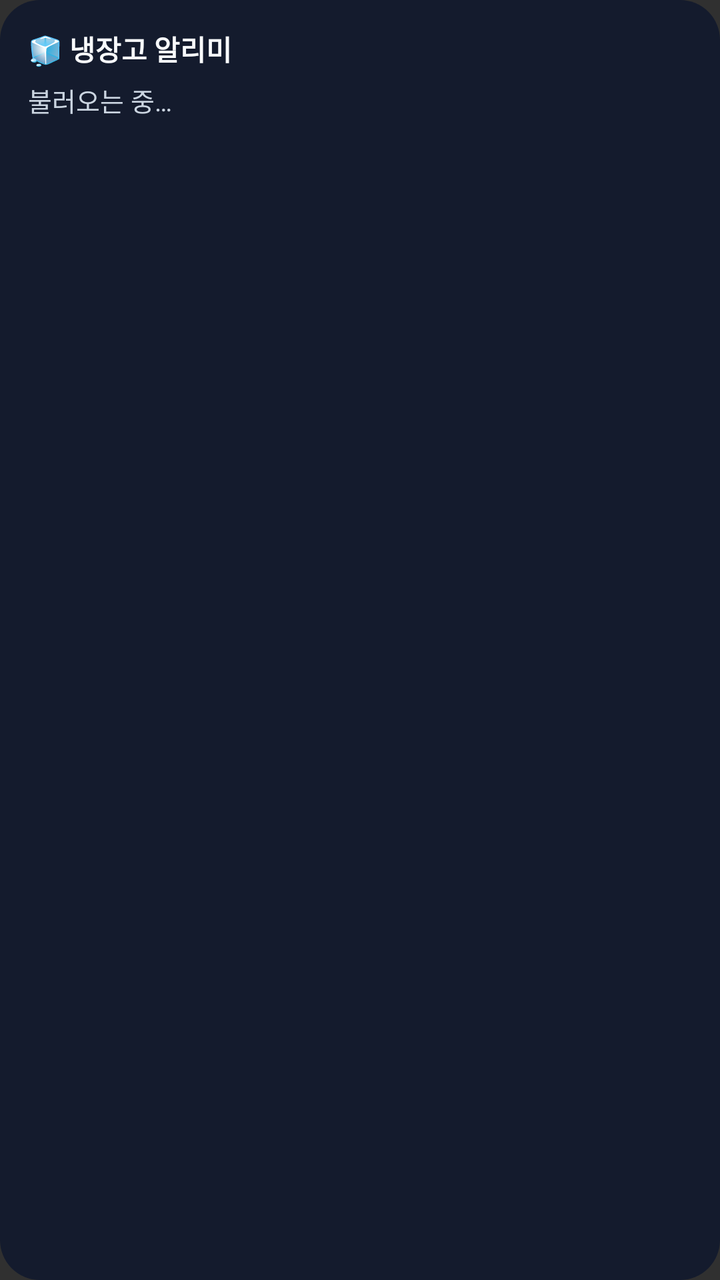
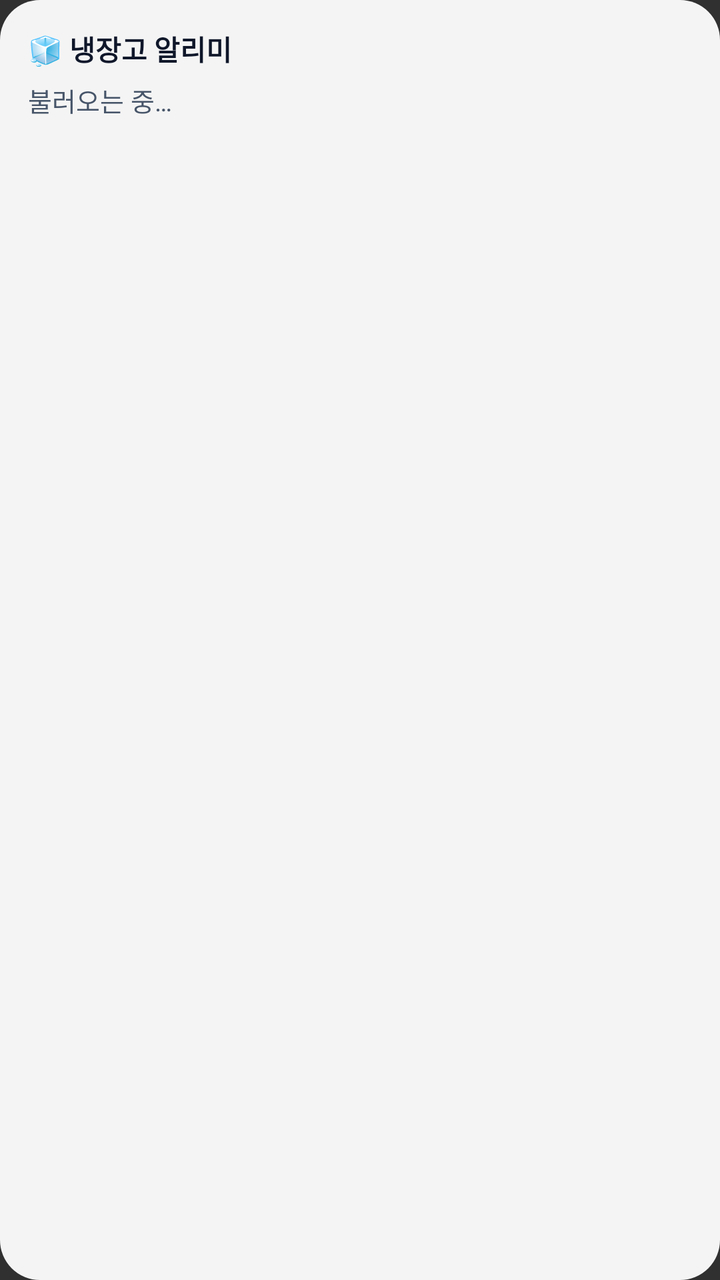

An Android layout rendered at two revisions. The XML below is the earlier revision; the diff shows what the commit changed to produce the second picture.
<!-- AndroidManifest.xml: application theme android:Theme.Material.NoActionBar -->
<!-- res/layout/widget_fridge.xml -->
<?xml version="1.0" encoding="utf-8"?>
<LinearLayout xmlns:android="http://schemas.android.com/apk/res/android"
    android:id="@+id/widget_root"
    android:layout_width="match_parent"
    android:layout_height="match_parent"
    android:background="@drawable/widget_background"
    android:orientation="vertical"
    android:padding="14dp">

    <TextView
        android:id="@+id/widget_title"
        android:layout_width="match_parent"
        android:layout_height="wrap_content"
        android:text="🧊 냉장고 알리미"
        android:textColor="#FFF8FAFC"
        android:textSize="14sp"
        android:textStyle="bold" />

    <TextView
        android:id="@+id/widget_body"
        android:layout_width="match_parent"
        android:layout_height="0dp"
        android:layout_marginTop="6dp"
        android:layout_weight="1"
        android:lineSpacingExtra="3dp"
        android:text="불러오는 중…"
        android:textColor="#FFCBD5E1"
        android:textSize="13sp" />
</LinearLayout>
<!-- resources referenced by this layout -->
<resources>
  <!-- drawable widget_background (drawable) -->
  <?xml version="1.0" encoding="utf-8"?>
  <shape xmlns:android="http://schemas.android.com/apk/res/android" android:shape="rectangle">
      <solid android:color="#F2131B2E" />
      <corners android:radius="20dp" />
  </shape>
</resources>

<!-- the commit's change to res/layout/widget_fridge.xml (unified diff, before → after) -->
@@ -12,7 +12,7 @@
         android:layout_width="match_parent"
         android:layout_height="wrap_content"
         android:text="🧊 냉장고 알리미"
-        android:textColor="#FFF8FAFC"
+        android:textColor="@color/widget_title"
         android:textSize="14sp"
         android:textStyle="bold" />
 
@@ -24,6 +24,6 @@
         android:layout_weight="1"
         android:lineSpacingExtra="3dp"
         android:text="불러오는 중…"
-        android:textColor="#FFCBD5E1"
+        android:textColor="@color/widget_body"
         android:textSize="13sp" />
 </LinearLayout>
<!-- resource entries referenced after the edit -->
@@ -1,10 +1,13 @@
 <!-- resources referenced by this layout -->
 <resources>
+  <color name="widget_body">#FF475569</color>
+  <color name="widget_title">#FF0F172A</color>
   <!-- drawable widget_background (drawable) -->
   <?xml version="1.0" encoding="utf-8"?>
   <shape xmlns:android="http://schemas.android.com/apk/res/android" android:shape="rectangle">
-      <solid android:color="#F2131B2E" />
+      <solid android:color="@color/widget_bg" />
       <corners android:radius="20dp" />
   </shape>
+  <color name="widget_bg">#F2FFFFFF</color>
 </resources>
 
